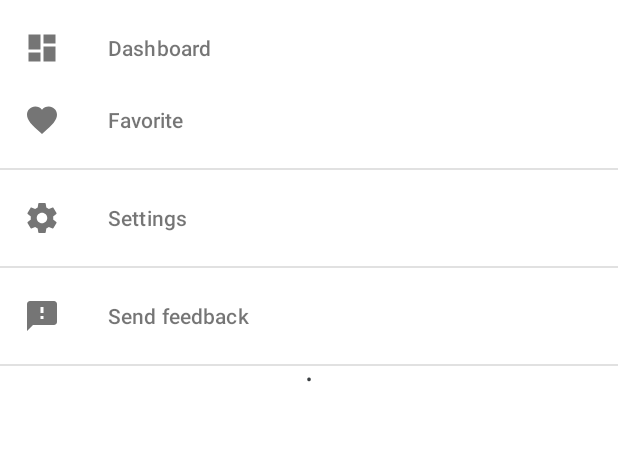
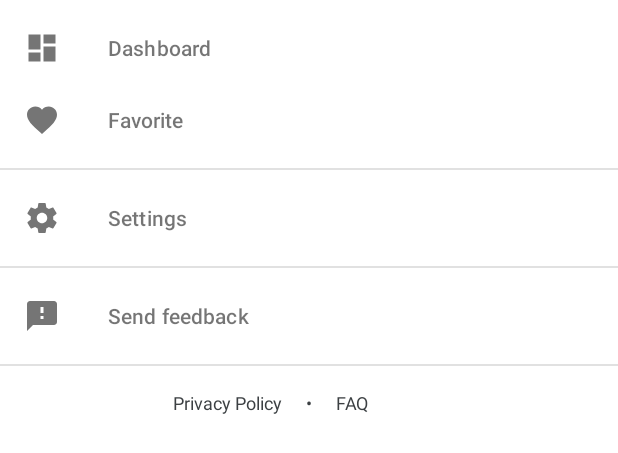
Before and after one commit to pstanisl/appbar-sample, an Android app: the layout navigation_menu.xml on its own in the app's theme, with its tools: preview values and no code run, on a phone screen of 412 x 824 dp. Shown: the top 453 px of the screen. Run offline under Robolectric (Android 15) with nearby library versions, the phone set to English and light mode, and no system bars; network calls fail.

Commit message:
Fixed position of the divider

```diff
--- a/app/src/main/res/layout/navigation_menu.xml
+++ b/app/src/main/res/layout/navigation_menu.xml
@@ -76,18 +76,20 @@
             android:id="@+id/footer_separator"
             style="@style/FooterActionItemStyle"
             android:layout_width="wrap_content"
-            android:layout_height="wrap_content"
+            android:layout_height="0dp"
+            android:gravity="center_vertical"
             android:text="@string/bullet_separator"
-            app:layout_constraintBottom_toBottomOf="parent"
+            app:layout_constraintBottom_toBottomOf="@id/tvFAQ"
             app:layout_constraintLeft_toLeftOf="parent"
-            app:layout_constraintRight_toRightOf="parent" />
+            app:layout_constraintRight_toRightOf="parent"
+            app:layout_constraintTop_toTopOf="@id/tvPrivacyPolicy" />
 
         <TextView
             android:id="@+id/tvFAQ"
             style="@style/FooterClickableActionItemStyle"
             android:layout_width="wrap_content"
             android:layout_height="wrap_content"
-            android:layout_marginStart="16dp"
+            android:layout_marginLeft="16dp"
             android:text="@string/action_faq"
             app:layout_constraintLeft_toRightOf="@id/footer_separator"
             app:layout_constraintTop_toBottomOf="@id/divider_footer" />
```
